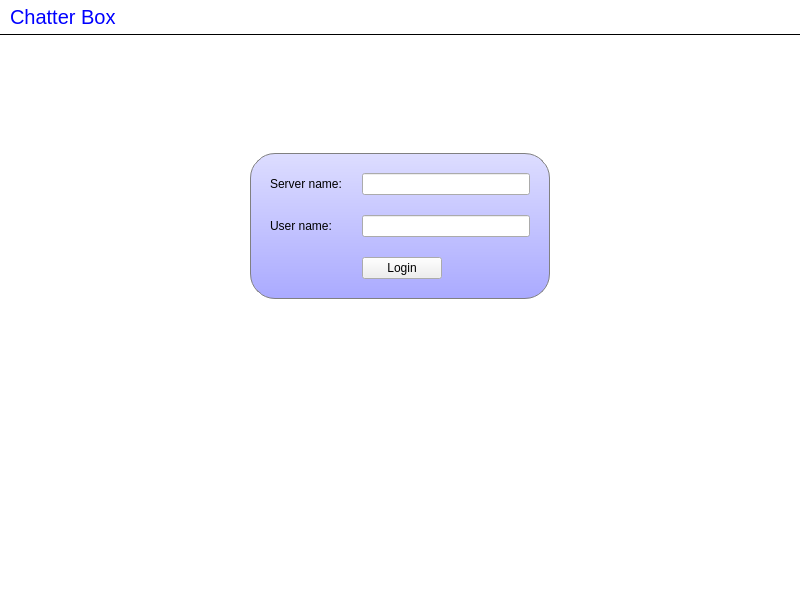
Qt form src/qt/forms/chatwindowpage.ui (HTHcoin/helpthehomelesscoin) before a commit.
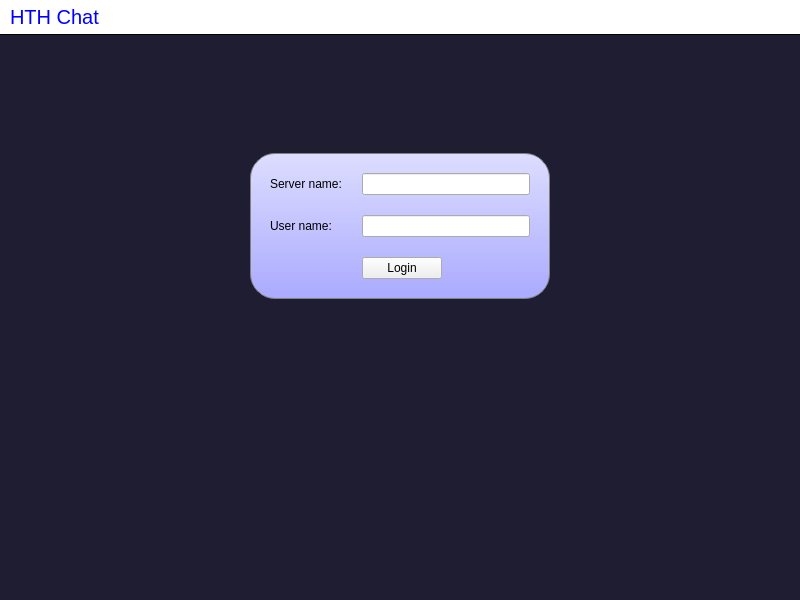
The same form after that commit.

Diff of the .ui file:
```diff
--- a/src/qt/forms/chatwindowpage.ui
+++ b/src/qt/forms/chatwindowpage.ui
@@ -24,7 +24,7 @@
 
 #mainFrame {
 border: none;
-background: white;
+background: #1e1d32;
 }
 
 #loginFrame {
@@ -51,7 +51,7 @@
        </sizepolicy>
       </property>
       <property name="text" >
-       <string>Chatter Box</string>
+       <string>HTH Chat</string>
       </property>
      </widget>
     </item>
```
